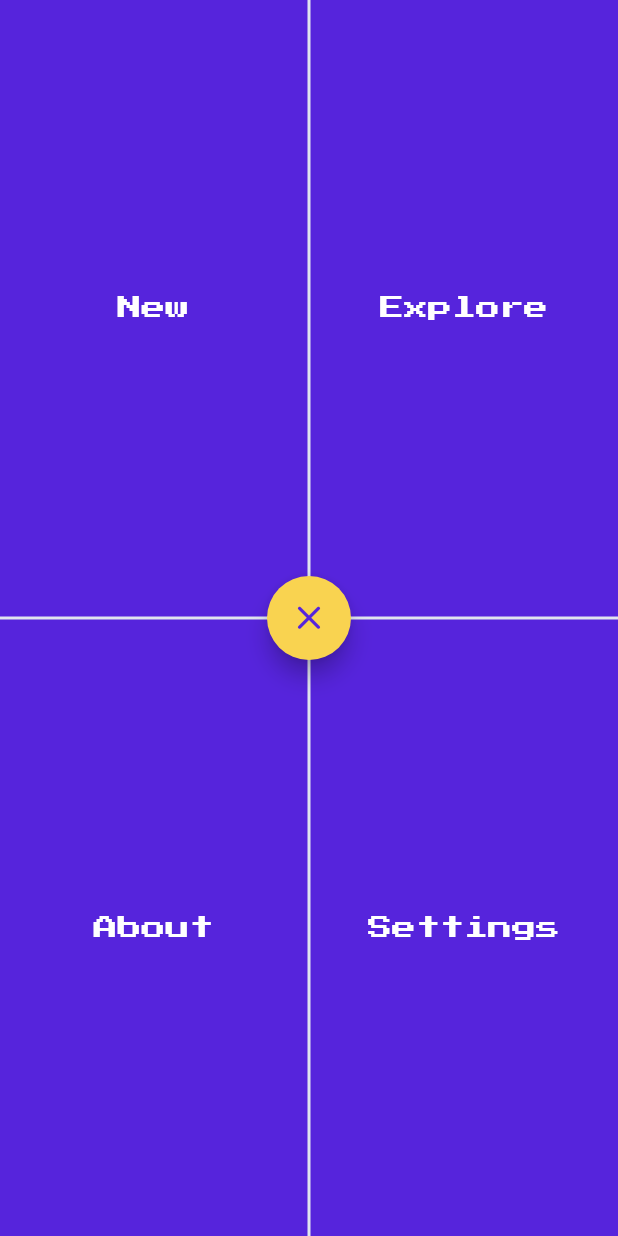
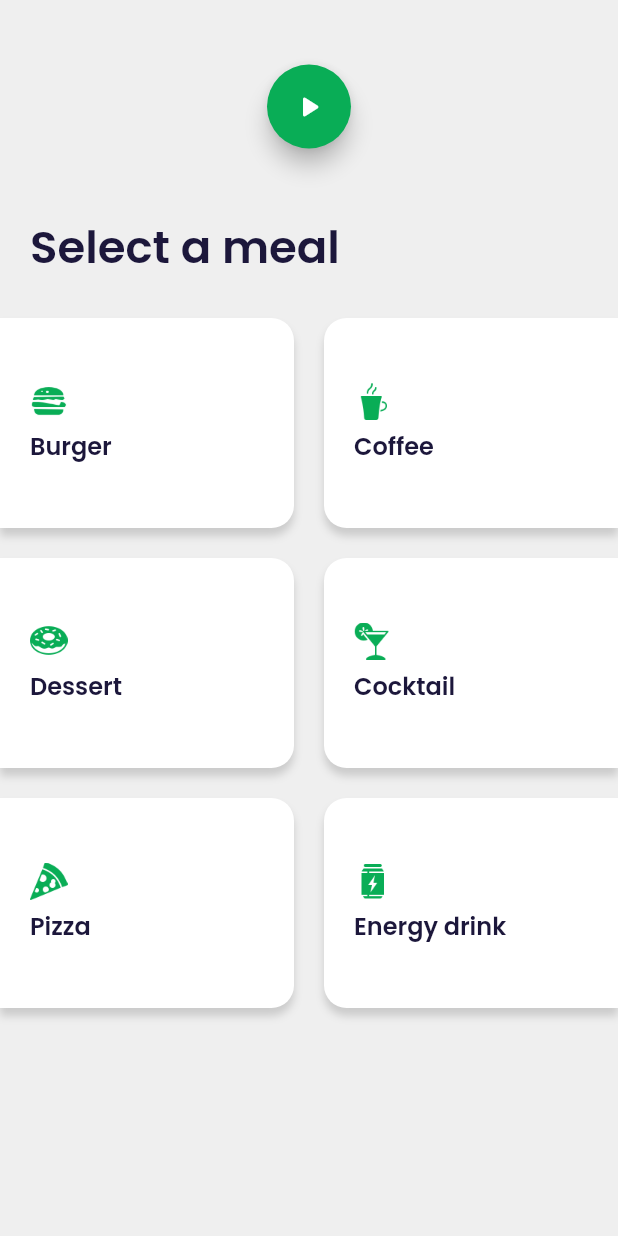
Before and after one commit to josh-umahi/app_animation_practice, a Flutter app: the screen it shows after launch, on a phone screen of 412 x 824 dp. Run offline on Flutter 3.47's test engine with Material 2 defaults, Android fonts, the phone set to English and light mode, and no system bars; our stand-ins replace google_fonts.

Commit message:
Started new animation and cleaned up the code for the first animation

```diff
--- a/lib/four_way_slideout/four_way_slideout.dart
+++ b/lib/four_way_slideout/four_way_slideout.dart
@@ -49,19 +49,19 @@ class _FourWaySlideoutState extends State<FourWaySlideout>
     /// the middle button to start animating
     final minValueForButton = 0.3;
 
-    return AnimatedBuilder(
-      animation: animationController,
-      builder: (context, state) {
-        final animationControllerValue = animationController.value;
+    return Scaffold(
+      body: AnimatedBuilder(
+        animation: animationController,
+        builder: (context, state) {
+          final animationControllerValue = animationController.value;
 
-        return Scaffold(
-          body: Stack(
+          return Stack(
             children: [
               FractionallySizedBox(
                 widthFactor: 1,
                 heightFactor: 1,
                 child: FittedBox(
-                  child: Image.asset("assets/bg.jpg"),
+                  child: Image.asset("assets/four_way_slideout/bg.jpg"),
                   fit: BoxFit.fill,
                 ),
               ),
@@ -147,9 +147,9 @@ class _FourWaySlideoutState extends State<FourWaySlideout>
                     )
                   : SizedBox(),
             ],
-          ),
-        );
-      },
+          );
+        },
+      ),
     );
   }
 }
--- a/lib/main.dart
+++ b/lib/main.dart
@@ -1,5 +1,6 @@
 import 'package:flutter/material.dart';
 
+import 'meal_menu/meal_menu.dart';
 import 'four_way_slideout/four_way_slideout.dart';
 
 void main() {
@@ -16,7 +17,8 @@ class MyApp extends StatelessWidget {
         primarySwatch: Colors.blue,
         brightness: Brightness.light,
       ),
-      home: FourWaySlideout(),
+      // home: FourWaySlideout(),
+      home: MealMenu(),
     );
   }
 }
--- /dev/null
+++ b/lib/meal_menu/constants.dart
@@ -0,0 +1,21 @@
+import 'package:flutter/material.dart';
+import 'package:google_fonts/google_fonts.dart';
+
+abstract class Constants {
+  static const primaryColor = Color(0xFF09AD56);
+  static const tileBgClickColor = Color(0xFFFA7825);
+  static const tileContentClickColor = Colors.white;
+  static const textColor = Color(0xFF1C173B);
+  static const initialBgColor = Color(0xFFEFEFEF);
+  static const tileHeight = 140.0;
+  static const leftPadding = 20.0;
+  static const borderRadius = Radius.circular(15);
+
+  static TextStyle textStyle(double fontSize) {
+    return GoogleFonts.poppins(
+      color: Constants.textColor,
+      fontSize: fontSize,
+      fontWeight: FontWeight.w600,
+    );
+  }
+}
--- /dev/null
+++ b/lib/meal_menu/meal_menu.dart
@@ -0,0 +1,85 @@
+import 'package:flutter/material.dart';
+
+import 'constants.dart';
+import 'tile.dart';
+
+class MealMenu extends StatefulWidget {
+  @override
+  _MealMenuState createState() => _MealMenuState();
+}
+
+class _MealMenuState extends State<MealMenu>
+    with SingleTickerProviderStateMixin {
+  @override
+  late AnimationController animationController;
+
+  @override
+  void initState() {
+    super.initState();
+    animationController = AnimationController(
+      duration: Duration(milliseconds: 350),
+      vsync: this,
+    );
+  }
+
+  @override
+  void dispose() {
+    // * Always dispose your controllers
+    animationController.dispose();
+    super.dispose();
+  }
+
+  Widget build(BuildContext context) {
+    return Scaffold(
+      backgroundColor: Constants.initialBgColor,
+      body: AnimatedBuilder(
+        animation: animationController,
+        builder: (context, state) {
+          final animationControllerValue = animationController.value;
+
+          return Column(
+            crossAxisAlignment: CrossAxisAlignment.start,
+            children: [
+              SafeArea(
+                child: Container(
+                  width: double.infinity,
+                  margin: const EdgeInsets.symmetric(vertical: 43),
+                  child: FloatingActionButton(
+                    onPressed: () {},
+                    backgroundColor: Constants.primaryColor,
+                    child: Icon(
+                      Icons.play_arrow_rounded,
+                      color: Colors.white,
+                    ),
+                  ),
+                ),
+              ),
+              Padding(
+                padding: const EdgeInsets.only(
+                  left: Constants.leftPadding,
+                  bottom: Constants.leftPadding + 5,
+                ),
+                child: Text(
+                  "Select a meal",
+                  style: Constants.textStyle(30).copyWith(height: 0),
+                ),
+              ),
+              TileRow(
+                leftTilePosition: TilePosition.A,
+                rightTilePosition: TilePosition.B,
+              ),
+              TileRow(
+                leftTilePosition: TilePosition.C,
+                rightTilePosition: TilePosition.D,
+              ),
+              TileRow(
+                leftTilePosition: TilePosition.E,
+                rightTilePosition: TilePosition.F,
+              ),
+            ],
+          );
+        },
+      ),
+    );
+  }
+}
--- /dev/null
+++ b/lib/meal_menu/tile.dart
@@ -0,0 +1,148 @@
+import 'package:flutter/material.dart';
+
+import 'constants.dart';
+
+enum TilePosition {
+  A,
+  B,
+  C,
+  D,
+  E,
+  F,
+}
+
+class TileRow extends StatelessWidget {
+  final TilePosition leftTilePosition;
+  final TilePosition rightTilePosition;
+
+  const TileRow({
+    required this.leftTilePosition,
+    required this.rightTilePosition,
+  });
+
+  @override
+  Widget build(BuildContext context) {
+    return Container(
+      margin: const EdgeInsets.only(bottom: 20),
+      child: Row(
+        mainAxisAlignment: MainAxisAlignment.spaceBetween,
+        children: [
+          MenuTile(
+            tilePosition: leftTilePosition,
+            isOnLeft: true,
+          ),
+          MenuTile(
+            tilePosition: rightTilePosition,
+            isOnLeft: false,
+          ),
+        ],
+      ),
+    );
+  }
+}
+
+class MenuTile extends StatelessWidget {
+  final TilePosition tilePosition;
+  final bool isOnLeft;
+
+  MenuTile({
+    required this.tilePosition,
+    required this.isOnLeft,
+  });
+
+  @override
+  Widget build(BuildContext context) {
+    final tileWidth = MediaQuery.of(context).size.width / 2 - 10;
+
+    final tileDetails = getTileDetails();
+    assert(tileDetails.length == 2);
+
+    /// Didn't assert the [tileDetails] index types because
+    /// this is just practice and I wanna get used to
+    /// more Flutter debug messages
+    final String title = tileDetails[0];
+    final String iconURL = tileDetails[1];
+
+    return GestureDetector(
+      child: Container(
+        width: tileWidth,
+        height: Constants.tileHeight,
+        decoration: BoxDecoration(
+          color: Colors.white,
+          // color: Constants.tileBgClickColor,
+          borderRadius: isOnLeft
+              ? BorderRadius.horizontal(
+                  right: Constants.borderRadius,
+                )
+              : BorderRadius.horizontal(
+                  left: Constants.borderRadius,
+                ),
+          boxShadow: [
+            BoxShadow(
+              color: Color.fromRGBO(0, 0, 0, 0.15),
+              blurRadius: 4,
+              offset: Offset(0, 5),
+            ),
+          ],
+        ),
+        child: Padding(
+          padding: const EdgeInsets.only(left: Constants.leftPadding),
+          child: Column(
+            crossAxisAlignment: CrossAxisAlignment.start,
+            mainAxisAlignment: MainAxisAlignment.center,
+            children: [
+              Image.asset(
+                iconURL,
+                height: 25,
+                color: Constants.primaryColor,
+                // color: Constants.tileContentClickColor,
+              ),
+              SizedBox(height: 5),
+              Text(
+                title,
+                textAlign: TextAlign.left,
+                style: Constants.textStyle(16),
+                // style: Constants.textStyle(16).copyWith(color: Constants.tileContentClickColor),
+              ),
+            ],
+          ),
+        ),
+      ),
+    );
+  }
+
+  List getTileDetails() {
+    switch (tilePosition) {
+      case TilePosition.A:
+        return [
+          "Burger",
+          "assets/meal_menu/burger.png",
+        ];
+      case TilePosition.B:
+        return [
+          "Coffee",
+          "assets/meal_menu/coffee.png",
+        ];
+      case TilePosition.C:
+        return [
+          "Dessert",
+          "assets/meal_menu/dessert.png",
+        ];
+      case TilePosition.D:
+        return [
+          "Cocktail",
+          "assets/meal_menu/cocktail.png",
+        ];
+      case TilePosition.E:
+        return [
+          "Pizza",
+          "assets/meal_menu/pizza.png",
+        ];
+      default:
+        return [
+          "Energy drink",
+          "assets/meal_menu/energy_drink.png",
+        ];
+    }
+  }
+}
--- a/pubspec.yaml
+++ b/pubspec.yaml
@@ -45,4 +45,5 @@ flutter:
 
   # To add assets to your application, add an assets section, like this:
   assets:
-    - assets/
+    - assets/four_way_slideout/
+    - assets/meal_menu/
```
Also changed, not shown: assets/four_way_slideout/bg.jpg (renamed from assets/bg.jpg), assets/meal_menu/burger.png (added), assets/meal_menu/cocktail.png (added), assets/meal_menu/coffee.png (added), assets/meal_menu/dessert.png (added), assets/meal_menu/energy_drink.png (added), assets/meal_menu/pizza.png (added).
